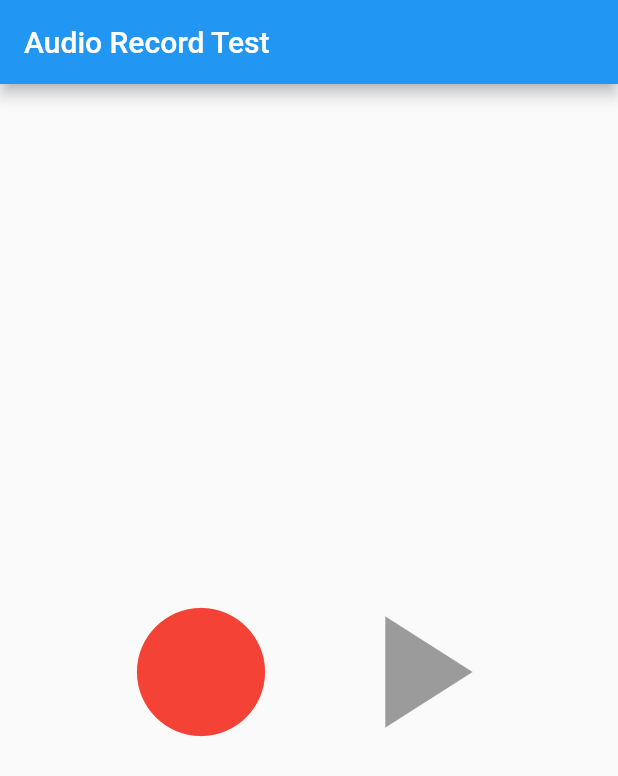
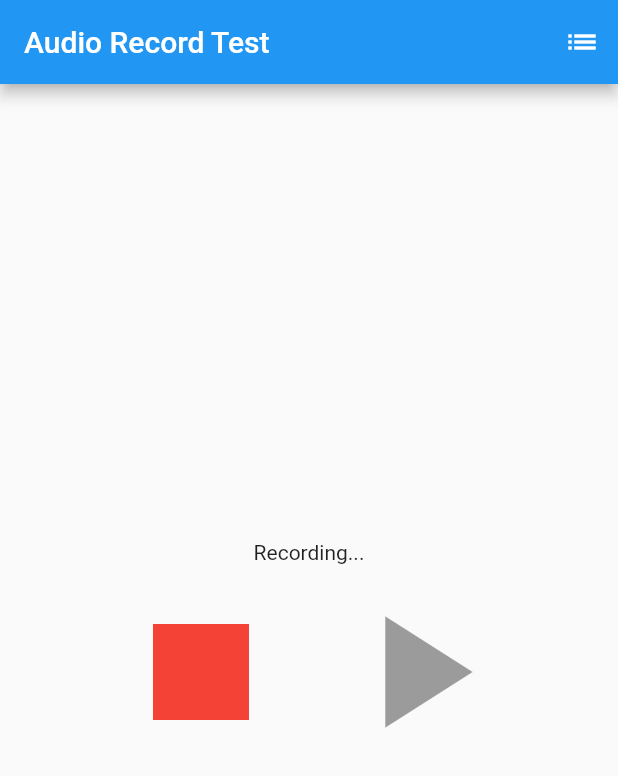
Before and after one commit to CharlesNJ/samples-for-spajam2019, a Flutter app: the screen it shows after launch, after a tap on the "fiber manual record" icon, on a phone screen of 412 x 824 dp. Shown: the top 776 px of the screen. Run offline on Flutter 3.47's test engine with Material 2 defaults, Android fonts, the phone set to English and light mode, and no system bars; missing offline and left inert: flutter_sound.

Commit message:
録音データの保存・削除機能を実装

```diff
--- a/watanabe/audio_record/lib/main.dart
+++ b/watanabe/audio_record/lib/main.dart
@@ -1,7 +1,9 @@
 import 'dart:async';
+import 'dart:io';
 
 import 'package:flutter/material.dart';
 import 'package:flutter_sound/flutter_sound.dart';
+import 'package:path_provider/path_provider.dart';
 
 import "package:intl/intl.dart";
 
@@ -23,8 +25,7 @@ class MyApp extends StatelessWidget {
 class Home extends StatelessWidget {
   @override
   Widget build(BuildContext context) {
-    return Scaffold(
-        appBar: AppBar(title: Text('Audio Record Test')), body: Recorder());
+    return Recorder();
   }
 }
 
@@ -36,34 +37,66 @@ class Recorder extends StatefulWidget {
 
 /// レコーダーステート
 class RecorderState extends State<Recorder> {
+  /// FlutterSound
   FlutterSound _flutterSound = new FlutterSound();
+
+  /// StreamSubscription
   StreamSubscription<PlayStatus> _playerSubscription;
+
+  /// 録音状態
   bool isRecording = false;
+
+  /// 再生状態
   bool isPlaying = false;
-  String _uri;
+
+  /// 保存先ディレクトリ
+  Directory _dir;
+
+  /// 選択ファイル
+  String _currentUri;
+
+  /// プレイヤーテキスト
   String _playerTxt = "";
 
   @override
+  void initState() {
+    super.initState();
+    getApplicationDocumentsDirectory().then((Directory directory) {
+      _dir = directory;
+      _currentUri = directory.path + '/sound.m4a';
+    });
+  }
+
+  @override
   Widget build(BuildContext context) {
-    return Column(
+    return Scaffold(
+        appBar: AppBar(
+          title: Text('Audio Record Test'),
+          actions: <Widget>[
+            IconButton(icon: Icon(Icons.list), onPressed: _pushVoiceList),
+          ],
+        ),
+        body: Column(
           mainAxisAlignment: MainAxisAlignment.center,
           children: <Widget>[
             Text(_playerTxt),
             Row(
               mainAxisAlignment: MainAxisAlignment.center,
               children: <Widget>[
+                // 録音(停止)ボタン
                 IconButton(
                     onPressed: !isPlaying
                         ? (isRecording
                             ? onPressedRecordStopdButton
                             : onPressedRecordButton)
                         : null,
-                icon:
-                    Icon(isRecording ? Icons.stop : Icons.fiber_manual_record),
+                    icon: Icon(
+                        isRecording ? Icons.stop : Icons.fiber_manual_record),
                     color: Colors.red,
                     iconSize: 128),
+                // 再生(停止)ボタン
                 IconButton(
-                onPressed: _uri != null && !isRecording
+                    onPressed: _currentUri != null && !isRecording
                         ? (isPlaying
                             ? onPressedPlayStopButton
                             : onPressedPlayButton)
@@ -74,18 +107,22 @@ class RecorderState extends State<Recorder> {
               ],
             )
           ],
-    );
+        ));
   }
 
+  /// 録音ボタン押下時
   void onPressedRecordButton() async {
-    final String path = await _flutterSound.startRecorder(null);
-    _uri = path.replaceFirst('file:/', '');
+    final String currentDate =
+        DateFormat('yyyyMMddmmssSS').format(DateTime.now());
+    _currentUri = _dir.path + '/' + currentDate + ".m4a";
+    await _flutterSound.startRecorder(_currentUri);
     setState(() {
       _playerTxt = 'Recording...';
       isRecording = true;
     });
   }
 
+  /// 録音停止ボタン押下時処理
   void onPressedRecordStopdButton() async {
     await _flutterSound.stopRecorder();
     setState(() {
@@ -94,8 +131,9 @@ class RecorderState extends State<Recorder> {
     });
   }
 
+  /// 再生ボタン押下時処理
   void onPressedPlayButton() async {
-    await _flutterSound.startPlayer(_uri);
+    await _flutterSound.startPlayer(_currentUri);
 
     _playerSubscription = _flutterSound.onPlayerStateChanged.listen((e) {
       if (e != null) {
@@ -114,6 +152,7 @@ class RecorderState extends State<Recorder> {
     });
   }
 
+  /// 再生停止ボタン押下時処理
   void onPressedPlayStopButton() async {
     await _flutterSound.stopPlayer();
     if (_playerSubscription != null) {
@@ -124,4 +163,43 @@ class RecorderState extends State<Recorder> {
       isPlaying = false;
     });
   }
+
+  void _pushVoiceList() {
+    Iterable<Widget> tiles = _dir
+        .listSync()
+        .takeWhile((entity) => entity is File)
+        .map((entity) => entity as File)
+        .map((file) {
+      final String fileName = file.path.split('/').last.split('.').first;
+      return Dismissible(
+        key: Key(fileName),
+        child: ListTile(
+          title: Text(fileName),
+          onTap: () {},
+        ),
+        background: Container(color: Colors.red),
+        confirmDismiss: (direction) async {
+          return file.existsSync();
+        },
+        onDismissed: (direction) {
+          file.deleteSync();
+        },
+      );
+    });
+
+    final List<Widget> divided = ListTile.divideTiles(
+      context: context,
+      tiles: tiles,
+    ).toList();
+
+    Navigator.of(context)
+        .push(MaterialPageRoute<void>(builder: (BuildContext context) {
+      return Scaffold(
+        appBar: AppBar(
+          title: Text('Voice List'),
+        ),
+        body: Center(child: ListView(children: divided)),
+      );
+    }));
   }
+}
--- a/watanabe/audio_record/pubspec.yaml
+++ b/watanabe/audio_record/pubspec.yaml
@@ -22,6 +22,7 @@ dependencies:
   flutter_localizations:
     sdk: flutter
   flutter_sound: ^1.0.6
+  path_provider: ^1.1.0
 
   # The following adds the Cupertino Icons font to your application.
   # Use with the CupertinoIcons class for iOS style icons.
```
Also changed, not shown: watanabe/audio_record/pubspec.lock, 1 other file. Lines whose indentation alone changed are shown as unchanged.
